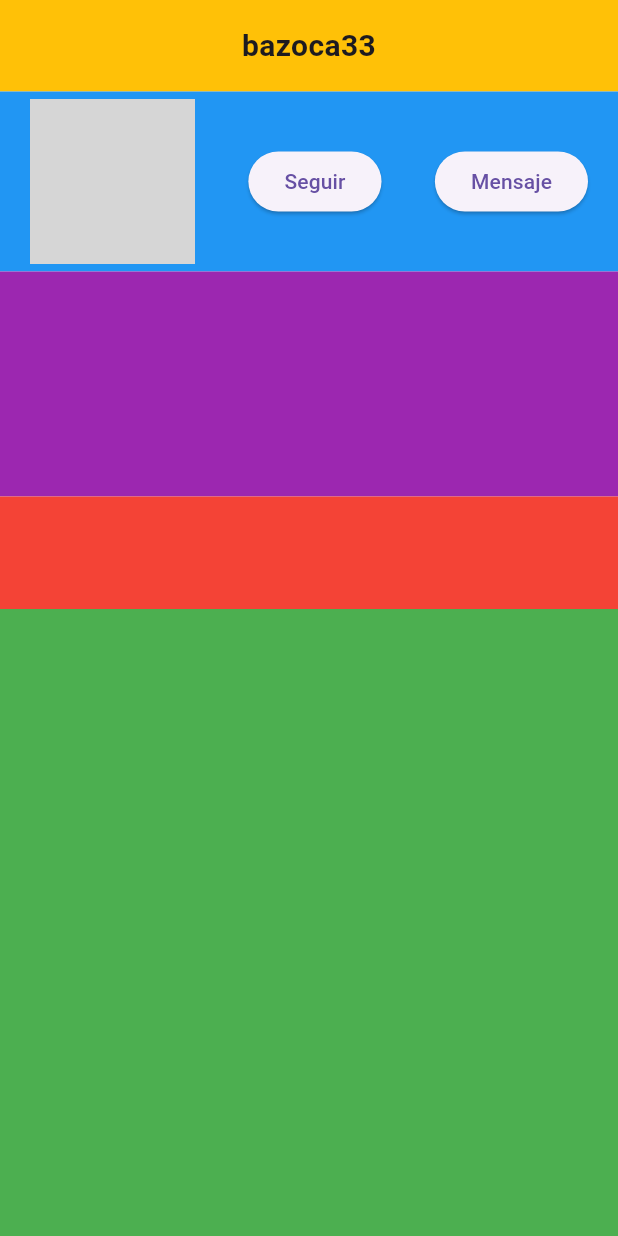
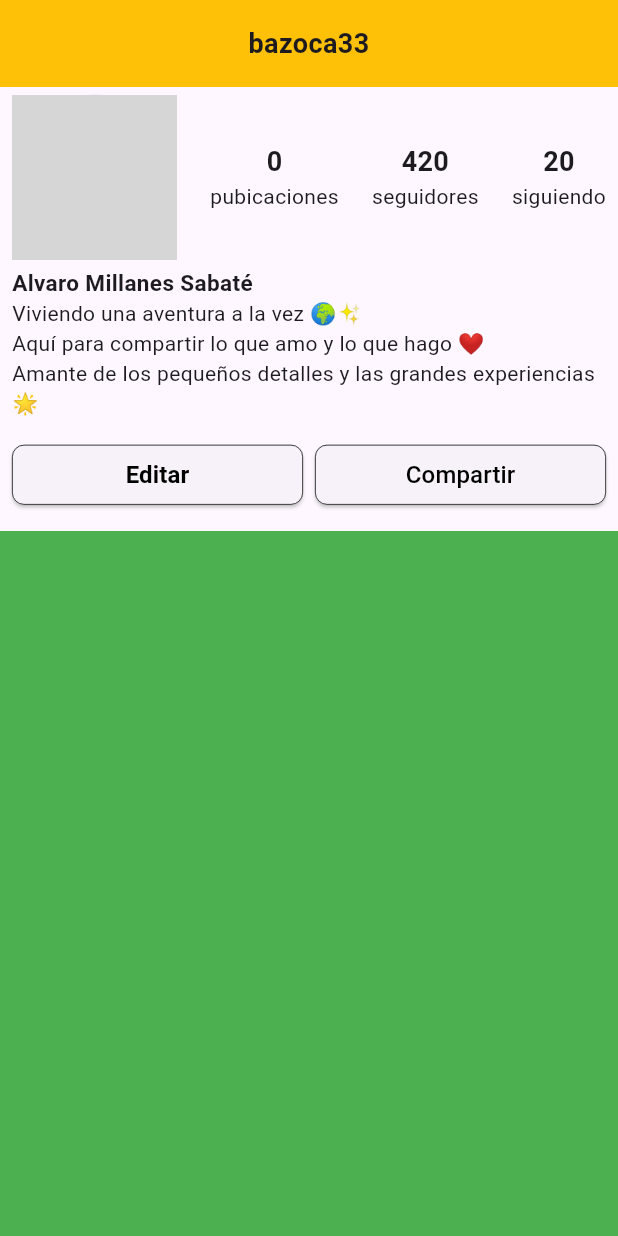
Before and after one commit to marselo-4/insta_dam, a Flutter app: the ProfileScreen screen opened by its route, on a phone screen of 412 x 824 dp. Run offline on Flutter 3.47's test engine with Material 3 defaults, Android fonts, the light colour scheme and no system bars; our stand-ins replace shared_preferences; accounts and stored records are empty; network calls fail; grey boxes are pictures that could not be loaded.

Commit message:
descripcion + botones

```diff
--- a/lib/screens/profile_screen.dart
+++ b/lib/screens/profile_screen.dart
@@ -1,26 +1,41 @@
+  import 'dart:math';
+
   import 'package:flutter/material.dart';
 
-class ProfileScreen extends StatelessWidget {
+  class ProfileScreen extends StatefulWidget {
+
     const ProfileScreen({super.key});
+
+    @override
+    State<ProfileScreen> createState() => _ProfileScreenState();
+  }
+
+  class _ProfileScreenState extends State<ProfileScreen> {
+    String avatarUrl = "https://picsum.photos/200";
+    String postNumber = Random().nextInt(10).toString();
+    String followersNumber = Random().nextInt(1000).toString();
+    String followingNumber = Random().nextInt(100).toString();
+    String accName = 'Alvaro Millanes Sabaté';
+  String descripcion = 'Viviendo una aventura a la vez 🌍✨\n'
+      'Aquí para compartir lo que amo y lo que hago ❤️\n'
+      'Amante de los pequeños detalles y las grandes experiencias 🌟';
 
     @override
     Widget build(BuildContext context) {
       return Scaffold(
           body: Column(
             children: [
-            Center(
-              child: Container(
+              Container(
                   width: MediaQuery.of(context).size.width,
                   color: Colors.amber,
                   padding: const EdgeInsets.all(16.0),
                   child: const Text(
                     'bazoca33',
                     style: TextStyle(
-                    fontSize: 20,
+                      fontSize: 18,
                       fontWeight: FontWeight.bold,
                     ),
                     textAlign: TextAlign.center,
-                ),
                   ),
                 ),
 
@@ -28,25 +43,38 @@ class ProfileScreen extends StatelessWidget {
           Container(
               width: MediaQuery.of(context).size.width,
               height: 120,
-            color: Colors.blue,
-            padding: const EdgeInsets.only(left: 20, right: 20),
+              padding: const EdgeInsets.only(left: 8, right: 8),
               child:  Row(
                 mainAxisAlignment: MainAxisAlignment.spaceBetween,
                 children: [
-                const Align(
-                  alignment: FractionalOffset(.2, .5),
-                  child: CircleAvatar(backgroundImage: NetworkImage("https://media.licdn.com/dms/image/v2/D5603AQHyYxdhP8mV2Q/profile-displayphoto-shrink_200_200/profile-displayphoto-shrink_200_200/0/1719498858258?e=2147483647&v=beta&t=k2WoJyiwPQnDjvjr9wvnazb1eGIL519yW_sxjdujmtI"),
+                  Align(
+                    alignment: const FractionalOffset(.2, .5),
+                    child: CircleAvatar(backgroundImage: NetworkImage(avatarUrl),
                     radius: 55,)
                   ),
 
-                Align(
-                  alignment: const FractionalOffset(.5, .5),
-                  child: ElevatedButton(onPressed: () {}, child: const Text("Seguir")),
+                  Column(
+                    mainAxisAlignment: MainAxisAlignment.center,
+                    children: [
+                      Text(postNumber, style: const TextStyle(fontSize: 18, fontWeight: FontWeight.bold),),
+                      const Text("pubicaciones")
+                    ],
                   ),
 
-                Align(
-                  alignment: const FractionalOffset(.5, .5),
-                  child: ElevatedButton(onPressed: () {}, child: const Text("Mensaje")),
+                  Column(
+                    mainAxisAlignment: MainAxisAlignment.center,
+                    children: [
+                      Text(followersNumber, style: const TextStyle(fontSize: 18, fontWeight: FontWeight.bold),),
+                      const Text("seguidores")
+                    ],
+                  ),
+
+                  Column(
+                    mainAxisAlignment: MainAxisAlignment.center,
+                    children: [
+                      Text(followingNumber, style: const TextStyle(fontSize: 18, fontWeight: FontWeight.bold),),
+                      const Text("siguiendo")
+                    ],
                   )
                 ],
               )
@@ -55,18 +83,75 @@ class ProfileScreen extends StatelessWidget {
             ),
           // descripcion
           Center(
+
             child: Container(
+              padding: const EdgeInsets.only(left: 8, right: 8),
               width: MediaQuery.of(context).size.width,
-            height: 150,
-            color: Colors.purple,
+              constraints: BoxConstraints(maxHeight: 150),
+              child: Column(
+                mainAxisSize: MainAxisSize.min,
+                mainAxisAlignment: MainAxisAlignment.start,
+                crossAxisAlignment: CrossAxisAlignment.start,
+                children: [
+                  //Nombre persona
+                  Text(accName, style: TextStyle(fontWeight: FontWeight.bold, fontSize: 15),),
+
+                //descripcion
+                Text(descripcion, maxLines: 5, overflow: TextOverflow.ellipsis,)
+                ],
+
               ),
             ),
-        //follow + mensaje
+          ),
+          //editar + compartir
           Center(
             child: Container(
+              padding: const EdgeInsets.only(left: 8, right: 8),
               width: MediaQuery.of(context).size.width,
               height: 75,
-            color: Colors.red,
+              child: Row(
+                mainAxisAlignment: MainAxisAlignment.spaceEvenly,
+                children: [
+                  Expanded(
+                    child: ElevatedButton(
+                      onPressed: () {
+                      },
+                      style: ElevatedButton.styleFrom(
+                        shape: RoundedRectangleBorder(
+                          borderRadius: BorderRadius.circular(8),
+                          side: const BorderSide(color: Colors.black, width: .5),
+                        ),
+                        padding: const EdgeInsets.all(8),
+                      ),
+                      child: const Text(
+                        'Editar',
+                        style: TextStyle(fontWeight: FontWeight.bold, color: Colors.black, fontSize: 16),
+                      ),
+                    ),
+                  ),
+
+                  const SizedBox(width: 8),
+
+                  Expanded(
+                    child: ElevatedButton(
+                      onPressed: () {
+                      },
+                      style: ElevatedButton.styleFrom(
+                        shape: RoundedRectangleBorder(
+                          borderRadius: BorderRadius.circular(8),
+                          side: const BorderSide(color: Colors.black, width: .5),
+                        ),
+                        padding: const EdgeInsets.all(8),
+                      ),
+                      child: const Text(
+                        'Compartir',
+                        style: TextStyle(color: Colors.black, fontSize: 16),
+                      ),
+                    ),
+                  ),
+                ],
+              ),
+
             ),
           ),
           //posts
```
Lines whose indentation alone changed are shown as unchanged.
